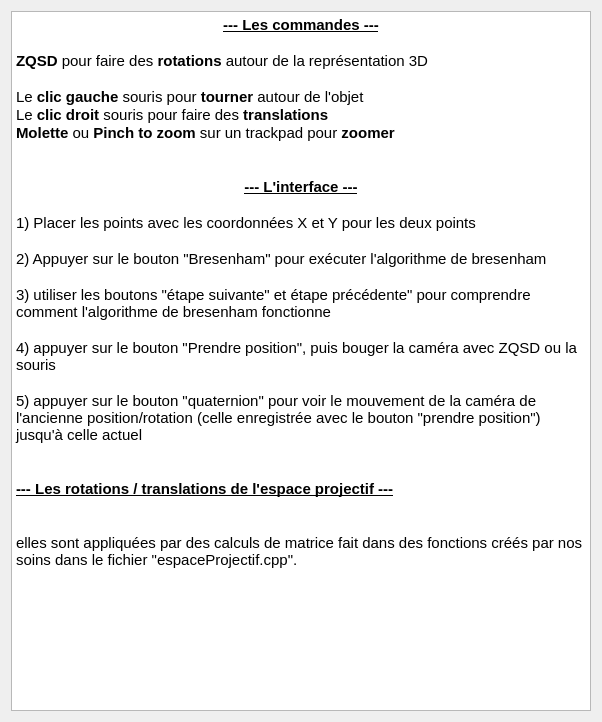
First picture: the form in aidewindow.ui, repository Anthiel/S3_algo_Bresenham, before the edit.
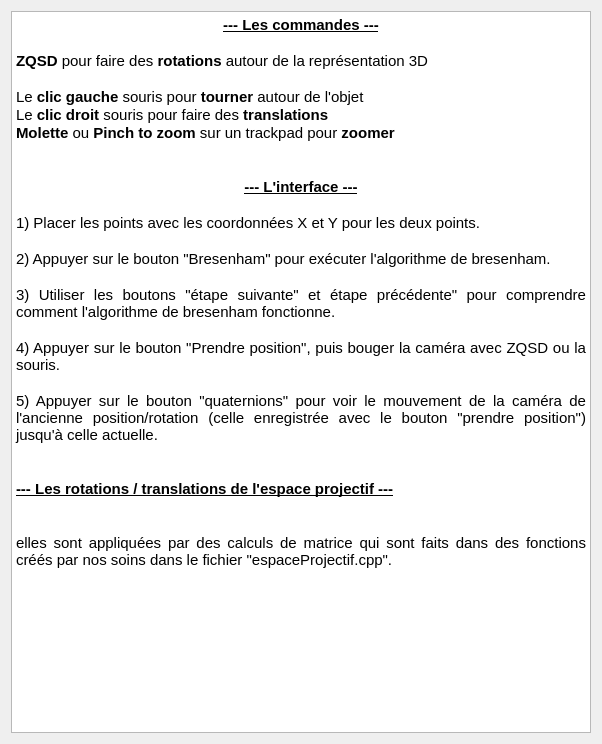
Second picture: the form after the edit. Icons and pictures are not drawn.

Commit message: fenetre version et auteurs créée

What changed in the file:
```diff
--- a/aidewindow.ui
+++ b/aidewindow.ui
@@ -10,7 +10,7 @@
     <x>0</x>
     <y>0</y>
     <width>602</width>
-    <height>722</height>
+    <height>744</height>
    </rect>
   </property>
   <property name="windowTitle">
@@ -35,21 +35,21 @@
 &lt;p style=&quot;-qt-paragraph-type:empty; margin-top:0px; margin-bottom:0px; margin-left:0px; margin-right:0px; -qt-block-indent:0; text-indent:0px;&quot;&gt;&lt;br /&gt;&lt;/p&gt;
 &lt;p align=&quot;center&quot; style=&quot; margin-top:0px; margin-bottom:0px; margin-left:0px; margin-right:0px; -qt-block-indent:0; text-indent:0px;&quot;&gt;&lt;span style=&quot; font-weight:600; text-decoration: underline;&quot;&gt;--- L'interface ---&lt;/span&gt;&lt;/p&gt;
 &lt;p align=&quot;center&quot; style=&quot; margin-top:0px; margin-bottom:0px; margin-left:0px; margin-right:0px; -qt-block-indent:0; text-indent:0px;&quot;&gt; &lt;/p&gt;
-&lt;p style=&quot; margin-top:0px; margin-bottom:0px; margin-left:0px; margin-right:0px; -qt-block-indent:0; text-indent:0px;&quot;&gt;1) Placer les points avec les coordonnées X et Y pour les deux points&lt;/p&gt;
-&lt;p style=&quot;-qt-paragraph-type:empty; margin-top:0px; margin-bottom:0px; margin-left:0px; margin-right:0px; -qt-block-indent:0; text-indent:0px;&quot;&gt;&lt;br /&gt;&lt;/p&gt;
-&lt;p style=&quot; margin-top:0px; margin-bottom:0px; margin-left:0px; margin-right:0px; -qt-block-indent:0; text-indent:0px;&quot;&gt;2) Appuyer sur le bouton &amp;quot;Bresenham&amp;quot; pour exécuter l'algorithme de bresenham&lt;/p&gt;
-&lt;p style=&quot;-qt-paragraph-type:empty; margin-top:0px; margin-bottom:0px; margin-left:0px; margin-right:0px; -qt-block-indent:0; text-indent:0px;&quot;&gt;&lt;br /&gt;&lt;/p&gt;
-&lt;p style=&quot; margin-top:0px; margin-bottom:0px; margin-left:0px; margin-right:0px; -qt-block-indent:0; text-indent:0px;&quot;&gt;3) utiliser les boutons &amp;quot;étape suivante&amp;quot; et étape précédente&amp;quot; pour comprendre comment l'algorithme de bresenham fonctionne&lt;/p&gt;
-&lt;p style=&quot;-qt-paragraph-type:empty; margin-top:0px; margin-bottom:0px; margin-left:0px; margin-right:0px; -qt-block-indent:0; text-indent:0px;&quot;&gt;&lt;br /&gt;&lt;/p&gt;
-&lt;p style=&quot; margin-top:0px; margin-bottom:0px; margin-left:0px; margin-right:0px; -qt-block-indent:0; text-indent:0px;&quot;&gt;4) appuyer sur le bouton &amp;quot;Prendre position&amp;quot;, puis bouger la caméra avec ZQSD ou la souris&lt;/p&gt;
-&lt;p style=&quot;-qt-paragraph-type:empty; margin-top:0px; margin-bottom:0px; margin-left:0px; margin-right:0px; -qt-block-indent:0; text-indent:0px;&quot;&gt;&lt;br /&gt;&lt;/p&gt;
-&lt;p style=&quot; margin-top:0px; margin-bottom:0px; margin-left:0px; margin-right:0px; -qt-block-indent:0; text-indent:0px;&quot;&gt;5) appuyer sur le bouton &amp;quot;quaternion&amp;quot; pour voir le mouvement de la caméra de l'ancienne position/rotation (celle enregistrée avec le bouton &amp;quot;prendre position&amp;quot;) jusqu'à celle actuel&lt;/p&gt;
-&lt;p style=&quot;-qt-paragraph-type:empty; margin-top:0px; margin-bottom:0px; margin-left:0px; margin-right:0px; -qt-block-indent:0; text-indent:0px;&quot;&gt;&lt;br /&gt;&lt;/p&gt;
+&lt;p align=&quot;justify&quot; style=&quot; margin-top:0px; margin-bottom:0px; margin-left:0px; margin-right:0px; -qt-block-indent:0; text-indent:0px;&quot;&gt;1) Placer les points avec les coordonnées X et Y pour les deux points.&lt;/p&gt;
+&lt;p align=&quot;justify&quot; style=&quot;-qt-paragraph-type:empty; margin-top:0px; margin-bottom:0px; margin-left:0px; margin-right:0px; -qt-block-indent:0; text-indent:0px;&quot;&gt;&lt;br /&gt;&lt;/p&gt;
+&lt;p align=&quot;justify&quot; style=&quot; margin-top:0px; margin-bottom:0px; margin-left:0px; margin-right:0px; -qt-block-indent:0; text-indent:0px;&quot;&gt;2) Appuyer sur le bouton &amp;quot;Bresenham&amp;quot; pour exécuter l'algorithme de bresenham.&lt;/p&gt;
+&lt;p align=&quot;justify&quot; style=&quot;-qt-paragraph-type:empty; margin-top:0px; margin-bottom:0px; margin-left:0px; margin-right:0px; -qt-block-indent:0; text-indent:0px;&quot;&gt;&lt;br /&gt;&lt;/p&gt;
+&lt;p align=&quot;justify&quot; style=&quot; margin-top:0px; margin-bottom:0px; margin-left:0px; margin-right:0px; -qt-block-indent:0; text-indent:0px;&quot;&gt;3) Utiliser les boutons &amp;quot;étape suivante&amp;quot; et étape précédente&amp;quot; pour comprendre comment l'algorithme de bresenham fonctionne.&lt;/p&gt;
+&lt;p align=&quot;justify&quot; style=&quot;-qt-paragraph-type:empty; margin-top:0px; margin-bottom:0px; margin-left:0px; margin-right:0px; -qt-block-indent:0; text-indent:0px;&quot;&gt;&lt;br /&gt;&lt;/p&gt;
+&lt;p align=&quot;justify&quot; style=&quot; margin-top:0px; margin-bottom:0px; margin-left:0px; margin-right:0px; -qt-block-indent:0; text-indent:0px;&quot;&gt;4) Appuyer sur le bouton &amp;quot;Prendre position&amp;quot;, puis bouger la caméra avec ZQSD ou la souris.&lt;/p&gt;
+&lt;p align=&quot;justify&quot; style=&quot;-qt-paragraph-type:empty; margin-top:0px; margin-bottom:0px; margin-left:0px; margin-right:0px; -qt-block-indent:0; text-indent:0px;&quot;&gt;&lt;br /&gt;&lt;/p&gt;
+&lt;p align=&quot;justify&quot; style=&quot; margin-top:0px; margin-bottom:0px; margin-left:0px; margin-right:0px; -qt-block-indent:0; text-indent:0px;&quot;&gt;5) Appuyer sur le bouton &amp;quot;quaternions&amp;quot; pour voir le mouvement de la caméra de l'ancienne position/rotation (celle enregistrée avec le bouton &amp;quot;prendre position&amp;quot;) jusqu'à celle actuelle.&lt;/p&gt;
+&lt;p align=&quot;justify&quot; style=&quot;-qt-paragraph-type:empty; margin-top:0px; margin-bottom:0px; margin-left:0px; margin-right:0px; -qt-block-indent:0; text-indent:0px;&quot;&gt;&lt;br /&gt;&lt;/p&gt;
 &lt;p style=&quot;-qt-paragraph-type:empty; margin-top:0px; margin-bottom:0px; margin-left:0px; margin-right:0px; -qt-block-indent:0; text-indent:0px;&quot;&gt;&lt;br /&gt;&lt;/p&gt;
 &lt;p style=&quot; margin-top:0px; margin-bottom:0px; margin-left:0px; margin-right:0px; -qt-block-indent:0; text-indent:0px;&quot;&gt;&lt;span style=&quot; font-weight:600; text-decoration: underline;&quot;&gt;--- Les rotations / translations de l'espace projectif ---&lt;/span&gt;&lt;/p&gt;
 &lt;p align=&quot;center&quot; style=&quot;-qt-paragraph-type:empty; margin-top:0px; margin-bottom:0px; margin-left:0px; margin-right:0px; -qt-block-indent:0; text-indent:0px; font-weight:600; text-decoration: underline;&quot;&gt;&lt;br /&gt;&lt;/p&gt;
 &lt;p style=&quot;-qt-paragraph-type:empty; margin-top:0px; margin-bottom:0px; margin-left:0px; margin-right:0px; -qt-block-indent:0; text-indent:0px;&quot;&gt;&lt;br /&gt;&lt;/p&gt;
-&lt;p style=&quot; margin-top:0px; margin-bottom:0px; margin-left:0px; margin-right:0px; -qt-block-indent:0; text-indent:0px;&quot;&gt;elles sont appliquées par des calculs de matrice fait dans des fonctions créés par nos soins dans le fichier &amp;quot;espaceProjectif.cpp&amp;quot;.&lt;/p&gt;&lt;/body&gt;&lt;/html&gt;</string>
+&lt;p align=&quot;justify&quot; style=&quot; margin-top:0px; margin-bottom:0px; margin-left:0px; margin-right:0px; -qt-block-indent:0; text-indent:0px;&quot;&gt;elles sont appliquées par des calculs de matrice qui sont faits dans des fonctions créés par nos soins dans le fichier &amp;quot;espaceProjectif.cpp&amp;quot;.&lt;/p&gt;&lt;/body&gt;&lt;/html&gt;</string>
      </property>
     </widget>
    </item>
```
Left out of the diff: 6 changed lines with no effect on the pictures. The commit also changes 7 other files.
